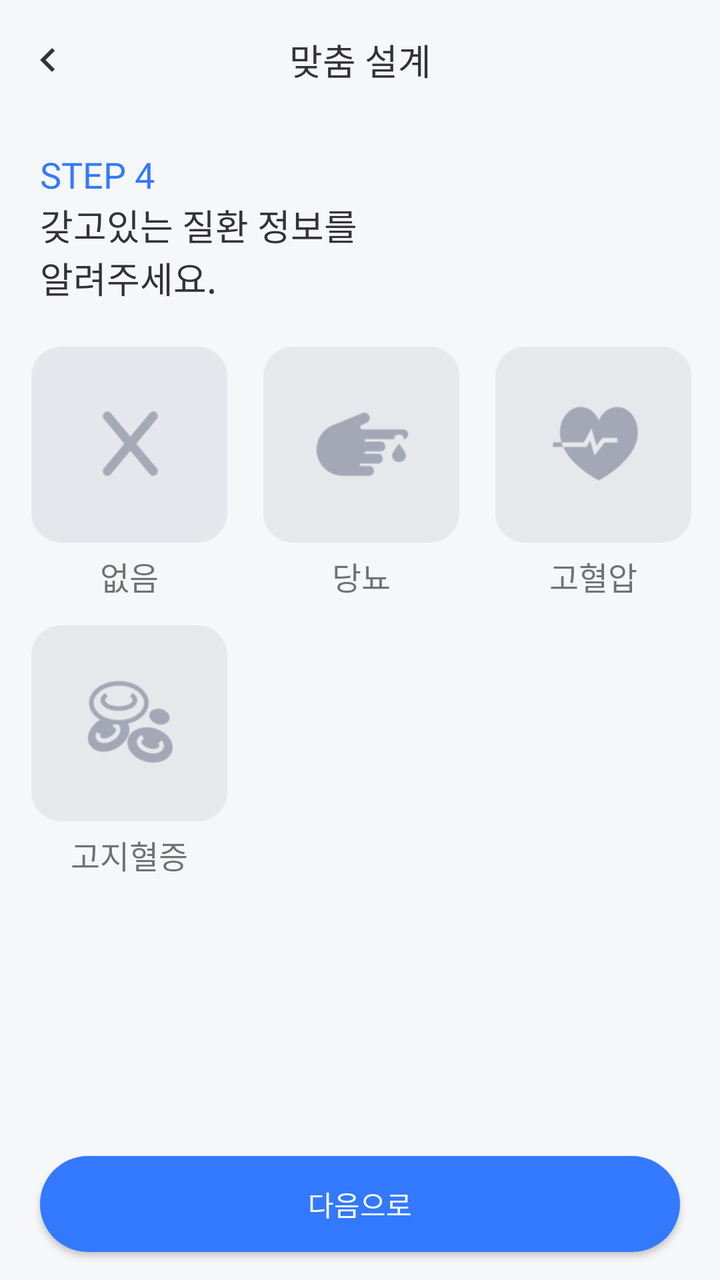
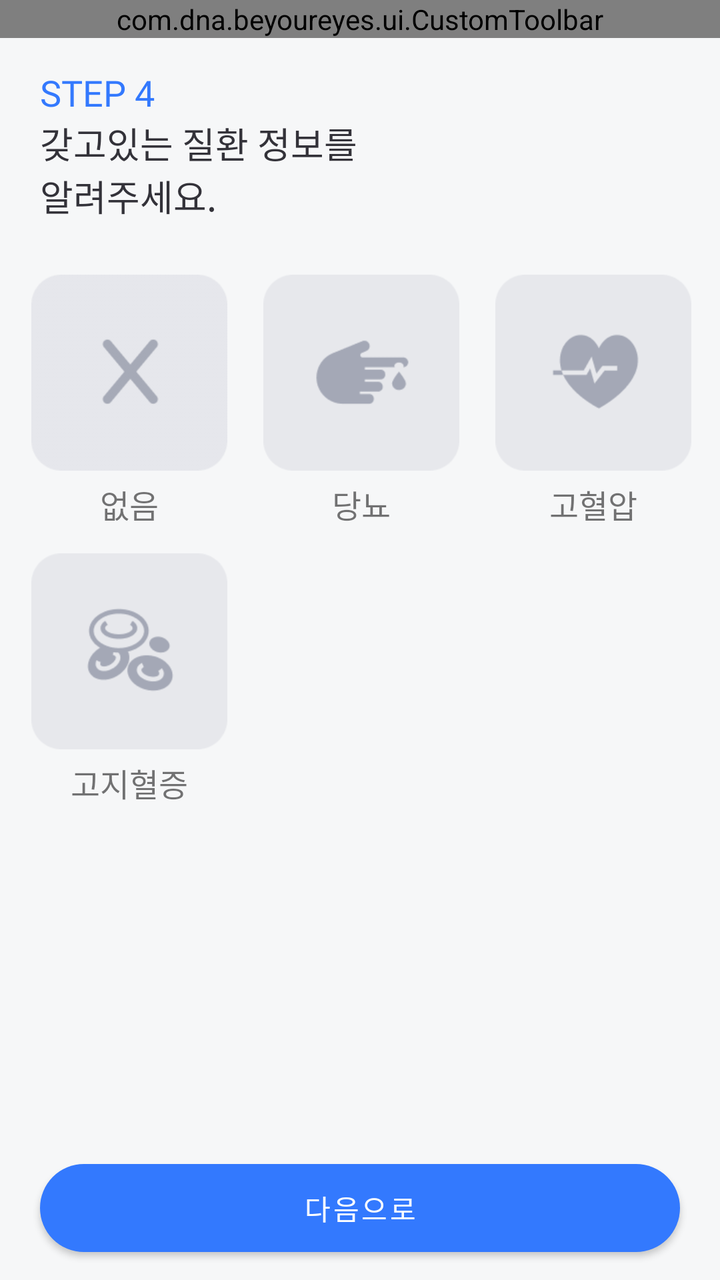

Screens rendered from an Android XML layout before and after an edit, with the pre-edit source and the edit as a unified diff.
<!-- AndroidManifest.xml: application theme Theme.BeYourEyes -->
<!-- res/layout/fragment_assign_disease.xml -->
<?xml version="1.0" encoding="utf-8"?>
<androidx.constraintlayout.widget.ConstraintLayout xmlns:android="http://schemas.android.com/apk/res/android"
    xmlns:app="http://schemas.android.com/apk/res-auto"
    xmlns:tools="http://schemas.android.com/tools"
    android:layout_width="match_parent"
    android:layout_height="match_parent"
    android:background="@color/gray_50"
    tools:context=".AssignDiseaseFragment">

    <androidx.appcompat.widget.Toolbar
        android:id="@+id/toolbar"
        android:layout_width="match_parent"
        android:layout_height="60dp"
        android:background="@color/gray_50"
        app:contentInsetEnd="0dp"
        app:contentInsetStart="0dp"
        app:layout_constraintEnd_toEndOf="parent"
        app:layout_constraintStart_toStartOf="parent"
        app:layout_constraintTop_toTopOf="parent">

        
        <ImageButton
            android:id="@+id/back"
            android:layout_width="wrap_content"
            android:layout_height="wrap_content"
            android:layout_gravity="left"
            android:background="?android:attr/selectableItemBackground"
            android:contentDescription="뒤로가기"
            android:padding="12dp"
            android:src="@drawable/ic_arrow_left_24"
            app:tint="@color/gray_950" />

        
        <TextView
            android:id="@+id/title"
            android:layout_width="wrap_content"
            android:layout_height="wrap_content"
            android:layout_gravity="center"
            android:text="@string/assign_disease_title"
            android:textAppearance="@style/ToolBarTitleStyle"
            android:textColor="@color/gray_950" />


    </androidx.appcompat.widget.Toolbar>


    <TextView
        android:id="@+id/stepText"
        android:layout_width="wrap_content"
        android:layout_height="wrap_content"
        android:layout_marginStart="20dp"
        android:layout_marginTop="15dp"
        android:layout_marginEnd="20dp"
        android:fontFamily="@font/wanted_sans_semi_bold"
        android:text="@string/assign_disease_step4"
        android:textColor="@color/blue_500"
        android:textSize="18sp"
        app:layout_constraintEnd_toEndOf="parent"
        app:layout_constraintHorizontal_bias="0.0"
        app:layout_constraintStart_toStartOf="parent"
        app:layout_constraintTop_toBottomOf="@+id/toolbar" />

    <TextView
        android:id="@+id/questionText"
        android:layout_width="wrap_content"
        android:layout_height="wrap_content"
        android:layout_marginStart="20dp"
        android:layout_marginTop="0dp"
        android:layout_marginEnd="20dp"
        android:fontFamily="@font/wanted_sans_semi_bold"
        android:text="@string/assign_disease_maintext"
        android:textColor="@color/gray_950"
        android:textSize="18sp"
        app:layout_constraintEnd_toEndOf="parent"
        app:layout_constraintHorizontal_bias="0.0"
        app:layout_constraintStart_toStartOf="parent"
        app:layout_constraintTop_toBottomOf="@+id/stepText" />


    <com.google.android.material.chip.ChipGroup
        android:layout_width="wrap_content"
        android:layout_height="wrap_content"
        android:layout_marginStart="20dp"
        android:layout_marginEnd="20dp"
        app:chipSpacing="8dp"
        app:layout_constraintBottom_toTopOf="@+id/nextBtn"
        app:layout_constraintEnd_toEndOf="parent"
        app:layout_constraintHorizontal_bias="0.48"
        app:layout_constraintStart_toStartOf="parent"
        app:layout_constraintTop_toBottomOf="@+id/questionText"
        app:layout_constraintVertical_bias="0.106"
        app:singleSelection="false"
        tools:ignore="MissingConstraints">

        <LinearLayout
            android:layout_width="wrap_content"
            android:layout_height="wrap_content"
            android:gravity="center"
            android:orientation="vertical">

            <ImageView
                android:id="@+id/imageView1"
                android:layout_width="98dp"
                android:layout_height="98dp"
                android:layout_margin="5dp"
                android:background="@drawable/assign_disease_no" />

            <TextView
                android:layout_width="wrap_content"
                android:layout_height="wrap_content"
                android:fontFamily="@font/wanted_sans_semi_bold"
                android:text="@string/assign_disease_no"
                android:textAlignment="center"
                android:textSize="16sp" />
        </LinearLayout>

        <LinearLayout
            android:layout_width="wrap_content"
            android:layout_height="wrap_content"
            android:gravity="center"
            android:orientation="vertical">

            <ImageView
                android:id="@+id/imageView2"
                android:layout_width="98dp"
                android:layout_height="98dp"
                android:layout_margin="5dp"
                android:background="@drawable/assign_disease_diabetes" />

            <TextView
                android:layout_width="wrap_content"
                android:layout_height="wrap_content"
                android:fontFamily="@font/wanted_sans_semi_bold"
                android:text="@string/assign_disease_diabetes"
                android:textAlignment="center"
                android:textSize="16sp" />
        </LinearLayout>

        <LinearLayout
            android:layout_width="wrap_content"
            android:layout_height="wrap_content"
            android:gravity="center"
            android:orientation="vertical">

            <ImageView
                android:id="@+id/imageView3"
                android:layout_width="98dp"
                android:layout_height="98dp"
                android:layout_margin="5dp"
                android:background="@drawable/assign_disease_highblood" />

            <TextView
                android:layout_width="wrap_content"
                android:layout_height="wrap_content"
                android:fontFamily="@font/wanted_sans_semi_bold"
                android:text="@string/assign_disease_HighBloodPressure"
                android:textAlignment="center"
                android:textSize="16sp" />
        </LinearLayout>

        <LinearLayout
            android:layout_width="wrap_content"
            android:layout_height="wrap_content"
            android:gravity="center"
            android:orientation="vertical">

            <ImageView
                android:id="@+id/imageView4"
                android:layout_width="98dp"
                android:layout_height="98dp"
                android:layout_margin="5dp"
                android:background="@drawable/assign_disease_hyperlipidemia" />

            <TextView
                android:layout_width="wrap_content"
                android:layout_height="wrap_content"
                android:fontFamily="@font/wanted_sans_semi_bold"
                android:text="@string/assign_disease_hyperlipidemia"
                android:textAlignment="center"
                android:textSize="16sp" />
        </LinearLayout>


    </com.google.android.material.chip.ChipGroup>

    <androidx.appcompat.widget.AppCompatButton
        android:id="@+id/nextBtn"
        android:layout_width="0dp"
        android:layout_height="48dp"
        android:layout_marginStart="20dp"
        android:layout_marginEnd="20dp"
        android:layout_marginBottom="14dp"
        android:background="@drawable/shape_button_b500_24"
        android:text="@string/nextbutton"
        android:fontFamily="@font/wanted_sans_bold"
        android:textSize="14sp"
        android:textColor="@color/white"
        app:layout_constraintBottom_toBottomOf="parent"
        app:layout_constraintEnd_toEndOf="parent"
        app:layout_constraintStart_toStartOf="parent" />


</androidx.constraintlayout.widget.ConstraintLayout>
<!-- resources referenced by this layout -->
<resources>
  <color name="blue_500">#3379FE</color>
  <color name="gray_50">#F6F7F8</color>
  <color name="gray_950">#333239</color>
  <color name="white">#FFFFFF</color>
  <!-- drawable assign_disease_diabetes: png bitmap (drawable, 2920 bytes) -->
  <!-- drawable assign_disease_highblood: png bitmap (drawable, 3175 bytes) -->
  <!-- drawable assign_disease_hyperlipidemia: png bitmap (drawable, 4762 bytes) -->
  <!-- drawable assign_disease_no: png bitmap (drawable, 2601 bytes) -->
  <!-- drawable ic_arrow_left_24 (drawable) -->
  <vector xmlns:android="http://schemas.android.com/apk/res/android"
      android:width="24dp"
      android:height="24dp"
      android:viewportWidth="24"
      android:viewportHeight="24">
    <group>
      <clip-path
          android:pathData="M0,0h24v24h-24z"/>
      <path
          android:pathData="M15.41,16.59L10.83,12L15.41,7.41L14,6L8,12L14,18L15.41,16.59Z"
          android:fillColor="#fff"/>
    </group>
  </vector>
  <!-- drawable shape_button_b500_24 (drawable) -->
  <?xml version="1.0" encoding="utf-8"?>
  <shape xmlns:android="http://schemas.android.com/apk/res/android"
      android:shape="rectangle">
      <solid android:color="@color/blue_500" /> 
      <size android:width="60dp" android:height="45dp" /> 
      <corners android:radius="24dp" /> 
  </shape>
  <string name="assign_disease_HighBloodPressure">고혈압</string>
  <string name="assign_disease_diabetes">당뇨</string>
  <string name="assign_disease_hyperlipidemia">고지혈증</string>
  <string name="assign_disease_maintext">갖고있는 질환 정보를\n알려주세요.</string>
  <string name="assign_disease_no">없음</string>
  <string name="assign_disease_step4">STEP 4</string>
  <string name="assign_disease_title">맞춤 설계</string>
  <string name="nextbutton">다음으로</string>
  <style name="ToolBarTitleStyle">
          <item name="android:fontFamily">@font/wanted_sans_semi_bold</item>
          <item name="android:textSize">18sp</item>
      </style>
  <style name="Theme.BeYourEyes" parent="Theme.MaterialComponents.Light.NoActionBar">
          
          <item name="colorPrimary">@color/blue_500</item>
          <item name="colorPrimaryVariant">@color/blue_700</item>
          <item name="colorOnPrimary">@color/white</item>
          
          <item name="colorSecondary">@color/teal_200</item>
          <item name="colorSecondaryVariant">@color/teal_700</item>
          <item name="colorOnSecondary">@color/black</item>
          
          <item name="android:statusBarColor">@color/gray_50</item>
          <item name="android:windowLightStatusBar">true</item>
          <item name="android:navigationBarColor">@color/gray_50</item>
          
          <item name="chipStyle">@style/TextChipStyle</item>
      </style>
  <color name="blue_700">#1543E0</color>
  <color name="teal_200">#FF03DAC5</color>
  <color name="teal_700">#FF018786</color>
  <color name="black">#FF000000</color>
  <style name="TextChipStyle" parent="Widget.MaterialComponents.Chip.Choice">
          <item name="chipCornerRadius">10dp</item>
          <item name="chipMinHeight">58dp</item>
          <item name="chipBackgroundColor">@color/chip_bg_color</item>
          <item name="android:textColor">@color/chip_text_color</item>
          <item name="chipStrokeColor">@color/chip_stroke_color</item>
          <item name="chipStrokeWidth">2dp</item>
          <item name="android:textAlignment">center</item>
          <item name="fontFamily">@font/wanted_sans_semi_bold</item>
          <item name="android:textSize">16sp</item>
          <item name="android:paddingTop">14dp</item>
          <item name="android:paddingBottom">14dp</item>
      </style>
</resources>

<!-- the commit's change to res/layout/fragment_assign_disease.xml (unified diff, before → after) -->
@@ -7,42 +7,14 @@
     android:background="@color/gray_50"
     tools:context=".AssignDiseaseFragment">
 
-    <androidx.appcompat.widget.Toolbar
+    <com.dna.beyoureyes.ui.CustomToolbar
         android:id="@+id/toolbar"
         android:layout_width="match_parent"
-        android:layout_height="60dp"
-        android:background="@color/gray_50"
-        app:contentInsetEnd="0dp"
-        app:contentInsetStart="0dp"
+        android:layout_height="wrap_content"
+        app:title="@string/assign_toolbar"
         app:layout_constraintEnd_toEndOf="parent"
         app:layout_constraintStart_toStartOf="parent"
-        app:layout_constraintTop_toTopOf="parent">
-
-        
-        <ImageButton
-            android:id="@+id/back"
-            android:layout_width="wrap_content"
-            android:layout_height="wrap_content"
-            android:layout_gravity="left"
-            android:background="?android:attr/selectableItemBackground"
-            android:contentDescription="뒤로가기"
-            android:padding="12dp"
-            android:src="@drawable/ic_arrow_left_24"
-            app:tint="@color/gray_950" />
-
-        
-        <TextView
-            android:id="@+id/title"
-            android:layout_width="wrap_content"
-            android:layout_height="wrap_content"
-            android:layout_gravity="center"
-            android:text="@string/assign_disease_title"
-            android:textAppearance="@style/ToolBarTitleStyle"
-            android:textColor="@color/gray_950" />
-
-
-    </androidx.appcompat.widget.Toolbar>
-
+        app:layout_constraintTop_toTopOf="parent"/>
 
     <TextView
         android:id="@+id/stepText"
@@ -100,18 +72,18 @@
 
             <ImageView
                 android:id="@+id/imageView1"
+                android:layout_margin="5dp"
                 android:layout_width="98dp"
                 android:layout_height="98dp"
-                android:layout_margin="5dp"
                 android:background="@drawable/assign_disease_no" />
 
             <TextView
                 android:layout_width="wrap_content"
                 android:layout_height="wrap_content"
+                android:text="@string/assign_disease_no"
                 android:fontFamily="@font/wanted_sans_semi_bold"
-                android:text="@string/assign_disease_no"
-                android:textAlignment="center"
-                android:textSize="16sp" />
+                android:textSize="16sp"
+                android:textAlignment="center" />
         </LinearLayout>
 
         <LinearLayout
@@ -122,18 +94,18 @@
 
             <ImageView
                 android:id="@+id/imageView2"
+                android:layout_margin="5dp"
                 android:layout_width="98dp"
                 android:layout_height="98dp"
-                android:layout_margin="5dp"
                 android:background="@drawable/assign_disease_diabetes" />
 
             <TextView
                 android:layout_width="wrap_content"
                 android:layout_height="wrap_content"
+                android:text="@string/assign_disease_diabetes"
                 android:fontFamily="@font/wanted_sans_semi_bold"
-                android:text="@string/assign_disease_diabetes"
-                android:textAlignment="center"
-                android:textSize="16sp" />
+                android:textSize="16sp"
+                android:textAlignment="center" />
         </LinearLayout>
 
         <LinearLayout
@@ -144,18 +116,18 @@
 
             <ImageView
                 android:id="@+id/imageView3"
+                android:layout_margin="5dp"
                 android:layout_width="98dp"
                 android:layout_height="98dp"
-                android:layout_margin="5dp"
                 android:background="@drawable/assign_disease_highblood" />
 
             <TextView
                 android:layout_width="wrap_content"
                 android:layout_height="wrap_content"
+                android:text="@string/assign_disease_HighBloodPressure"
                 android:fontFamily="@font/wanted_sans_semi_bold"
-                android:text="@string/assign_disease_HighBloodPressure"
-                android:textAlignment="center"
-                android:textSize="16sp" />
+                android:textSize="16sp"
+                android:textAlignment="center" />
         </LinearLayout>
 
         <LinearLayout
@@ -166,37 +138,38 @@
 
             <ImageView
                 android:id="@+id/imageView4"
+                android:layout_margin="5dp"
                 android:layout_width="98dp"
                 android:layout_height="98dp"
-                android:layout_margin="5dp"
                 android:background="@drawable/assign_disease_hyperlipidemia" />
 
             <TextView
                 android:layout_width="wrap_content"
                 android:layout_height="wrap_content"
+                android:text="@string/assign_disease_hyperlipidemia"
                 android:fontFamily="@font/wanted_sans_semi_bold"
-                android:text="@string/assign_disease_hyperlipidemia"
-                android:textAlignment="center"
-                android:textSize="16sp" />
+                android:textSize="16sp"
+                android:textAlignment="center" />
         </LinearLayout>
 
 
     </com.google.android.material.chip.ChipGroup>
 
-    <androidx.appcompat.widget.AppCompatButton
+    <Button
         android:id="@+id/nextBtn"
         android:layout_width="0dp"
-        android:layout_height="48dp"
+        android:layout_height="44dp"
         android:layout_marginStart="20dp"
         android:layout_marginEnd="20dp"
         android:layout_marginBottom="14dp"
         android:background="@drawable/shape_button_b500_24"
-        android:text="@string/nextbutton"
+        android:text="@string/assign_button_next"
         android:fontFamily="@font/wanted_sans_bold"
         android:textSize="14sp"
         android:textColor="@color/white"
         app:layout_constraintBottom_toBottomOf="parent"
         app:layout_constraintEnd_toEndOf="parent"
+        app:layout_constraintHorizontal_bias="0.0"
         app:layout_constraintStart_toStartOf="parent" />
 
 
<!-- resource entries referenced after the edit -->
@@ -8,20 +8,6 @@
   <!-- drawable assign_disease_highblood: png bitmap (drawable, 3175 bytes) -->
   <!-- drawable assign_disease_hyperlipidemia: png bitmap (drawable, 4762 bytes) -->
   <!-- drawable assign_disease_no: png bitmap (drawable, 2601 bytes) -->
-  <!-- drawable ic_arrow_left_24 (drawable) -->
-  <vector xmlns:android="http://schemas.android.com/apk/res/android"
-      android:width="24dp"
-      android:height="24dp"
-      android:viewportWidth="24"
-      android:viewportHeight="24">
-    <group>
-      <clip-path
-          android:pathData="M0,0h24v24h-24z"/>
-      <path
-          android:pathData="M15.41,16.59L10.83,12L15.41,7.41L14,6L8,12L14,18L15.41,16.59Z"
-          android:fillColor="#fff"/>
-    </group>
-  </vector>
   <!-- drawable shape_button_b500_24 (drawable) -->
   <?xml version="1.0" encoding="utf-8"?>
   <shape xmlns:android="http://schemas.android.com/apk/res/android"
@@ -30,18 +16,14 @@
       <size android:width="60dp" android:height="45dp" /> 
       <corners android:radius="24dp" /> 
   </shape>
+  <string name="assign_button_next">다음으로</string>
   <string name="assign_disease_HighBloodPressure">고혈압</string>
   <string name="assign_disease_diabetes">당뇨</string>
   <string name="assign_disease_hyperlipidemia">고지혈증</string>
   <string name="assign_disease_maintext">갖고있는 질환 정보를\n알려주세요.</string>
   <string name="assign_disease_no">없음</string>
   <string name="assign_disease_step4">STEP 4</string>
-  <string name="assign_disease_title">맞춤 설계</string>
-  <string name="nextbutton">다음으로</string>
-  <style name="ToolBarTitleStyle">
-          <item name="android:fontFamily">@font/wanted_sans_semi_bold</item>
-          <item name="android:textSize">18sp</item>
-      </style>
+  <string name="assign_toolbar">맞춤설계</string>
   <style name="Theme.BeYourEyes" parent="Theme.MaterialComponents.Light.NoActionBar">
           
           <item name="colorPrimary">@color/blue_500</item>
